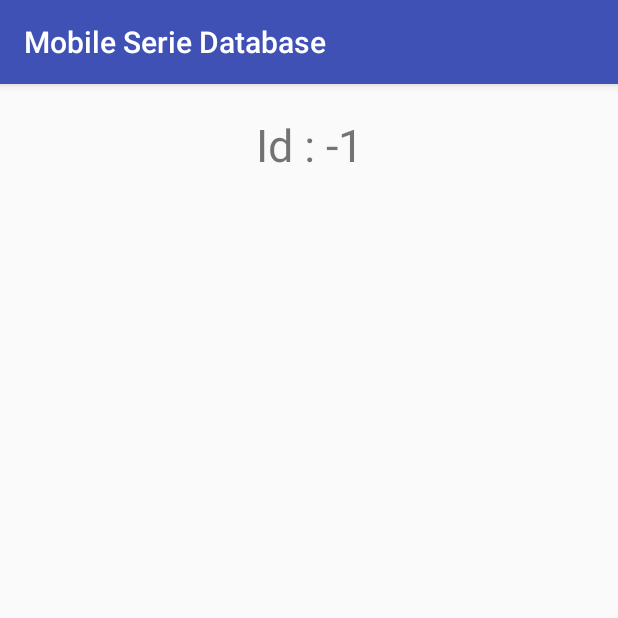
After one commit to r0615219/MobileSerieDatabase, an Android app: the DetailActivity screen opened directly, with no data from a screen before it, on a phone screen of 412 x 824 dp, the top half of it. The commit adds this screen. Run offline under Robolectric (Android 15) with nearby library versions, the phone set to English and light mode, and no system bars.

Commit message:
DetailActivity added

```diff
--- a/app/build.gradle
+++ b/app/build.gradle
@@ -29,4 +29,5 @@ dependencies {
 }
 
 
+
 apply plugin: 'com.google.gms.google-services'
--- a/app/src/main/AndroidManifest.xml
+++ b/app/src/main/AndroidManifest.xml
@@ -2,7 +2,7 @@
 <manifest xmlns:android="http://schemas.android.com/apk/res/android"
     package="com.example.carolineboeykens.mobileseriedatabase">
 
-    <uses-permission android:name="android.permission.INTERNET"/>
+    <uses-permission android:name="android.permission.INTERNET" />
 
     <application
         android:allowBackup="true"
@@ -18,6 +18,7 @@
                 <category android:name="android.intent.category.LAUNCHER" />
             </intent-filter>
         </activity>
+        <activity android:name=".DetailActivity"></activity>
     </application>
 
 </manifest>
--- /dev/null
+++ b/app/src/main/java/com/example/carolineboeykens/mobileseriedatabase/DetailActivity.java
@@ -0,0 +1,22 @@
+package com.example.carolineboeykens.mobileseriedatabase;
+
+import android.content.Intent;
+import android.os.Bundle;
+import android.support.v7.app.AppCompatActivity;
+import android.widget.TextView;
+
+public class DetailActivity extends AppCompatActivity {
+
+    @Override
+    protected void onCreate(Bundle savedInstanceState) {
+        super.onCreate(savedInstanceState);
+        setContentView(R.layout.activity_detail);
+
+        Intent in = new Intent();
+        int index = in.getIntExtra("mobile.mobileseriedatabase.ID", -1);
+
+        TextView showNameTextView = findViewById(R.id.showNameTextView);
+        showNameTextView.setText("Id : " + index);
+
+    }
+}
--- /dev/null
+++ b/app/src/main/res/layout/activity_detail.xml
@@ -0,0 +1,25 @@
+<?xml version="1.0" encoding="utf-8"?>
+<android.support.constraint.ConstraintLayout xmlns:android="http://schemas.android.com/apk/res/android"
+    xmlns:app="http://schemas.android.com/apk/res-auto"
+    xmlns:tools="http://schemas.android.com/tools"
+    android:layout_width="match_parent"
+    android:layout_height="match_parent"
+    tools:context="com.example.carolineboeykens.mobileseriedatabase.DetailActivity">
+
+    <TextView
+        android:id="@+id/showNameTextView"
+        android:layout_width="wrap_content"
+        android:layout_height="wrap_content"
+        android:layout_marginBottom="8dp"
+        android:layout_marginEnd="8dp"
+        android:layout_marginStart="8dp"
+        android:layout_marginTop="8dp"
+        android:text="@string/serie_name"
+        android:textSize="30sp"
+        app:layout_constraintBottom_toBottomOf="parent"
+        app:layout_constraintEnd_toEndOf="parent"
+        app:layout_constraintHorizontal_bias="0.502"
+        app:layout_constraintStart_toStartOf="parent"
+        app:layout_constraintTop_toTopOf="parent"
+        app:layout_constraintVertical_bias="0.017" />
+</android.support.constraint.ConstraintLayout>
```
Also changed, not shown: app/src/main/java/com/example/carolineboeykens/mobileseriedatabase/MainActivity.java (+11 -64 lines), app/src/main/java/com/example/carolineboeykens/mobileseriedatabase/customAdapter.java (added, +71 -0 lines), app/src/main/java/com/example/carolineboeykens/mobileseriedatabase/APIFetchData.java (line endings or trailing spaces).
